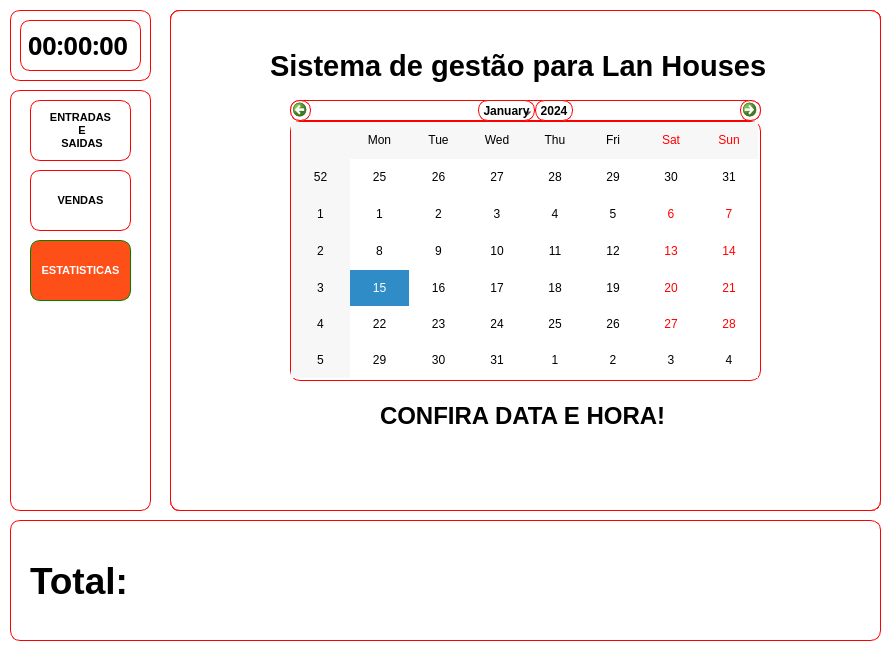
Above: view/telaSistema.ui from WalterSilva5/gestao-de-lan-house before the change. Below: the same form after it.
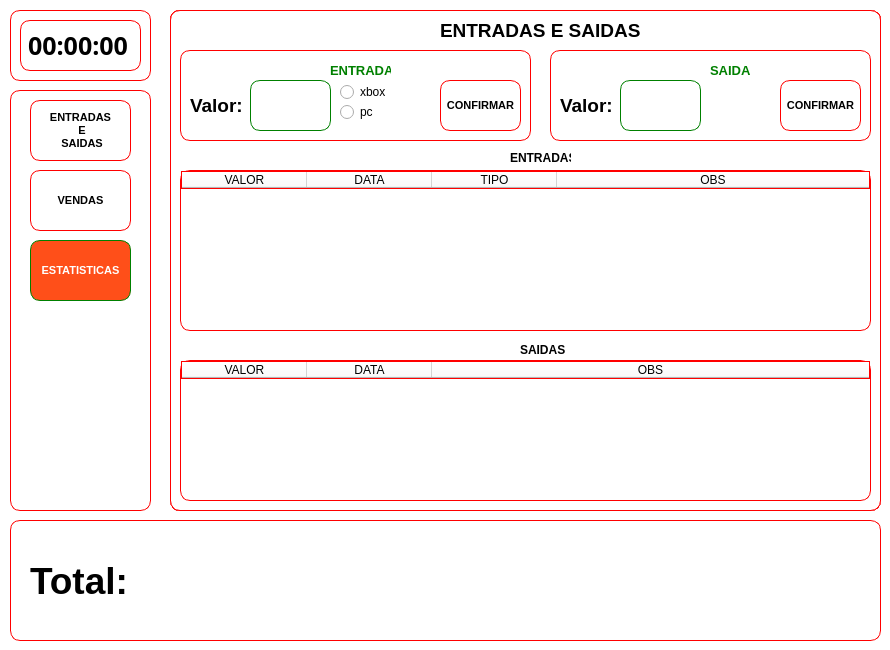
That is the form after the change.

Commit message: listagem de entradas finalizada

The edit to the form file:
```diff
--- a/view/telaSistema.ui
+++ b/view/telaSistema.ui
@@ -497,14 +497,157 @@
       <string>ENTRADAS E SAIDAS</string>
      </property>
     </widget>
-    <widget class="QTableWidget" name="tableWidget">
+    <widget class="QTableWidget" name="tabelaEntradas">
      <property name="geometry">
       <rect>
        <x>10</x>
+       <y>160</y>
+       <width>691</width>
+       <height>161</height>
+      </rect>
+     </property>
+     <property name="minimumSize">
+      <size>
+       <width>691</width>
+       <height>0</height>
+      </size>
+     </property>
+     <attribute name="horizontalHeaderVisible">
+      <bool>true</bool>
+     </attribute>
+     <attribute name="horizontalHeaderCascadingSectionResizes">
+      <bool>true</bool>
+     </attribute>
+     <attribute name="horizontalHeaderDefaultSectionSize">
+      <number>125</number>
+     </attribute>
+     <attribute name="horizontalHeaderHighlightSections">
+      <bool>true</bool>
+     </attribute>
+     <attribute name="horizontalHeaderShowSortIndicator" stdset="0">
+      <bool>true</bool>
+     </attribute>
+     <attribute name="horizontalHeaderStretchLastSection">
+      <bool>true</bool>
+     </attribute>
+     <attribute name="verticalHeaderCascadingSectionResizes">
+      <bool>true</bool>
+     </attribute>
+     <column>
+      <property name="text">
+       <string>VALOR</string>
+      </property>
+     </column>
+     <column>
+      <property name="text">
+       <string>DATA</string>
+      </property>
+     </column>
+     <column>
+      <property name="text">
+       <string>TIPO</string>
+      </property>
+     </column>
+     <column>
+      <property name="text">
+       <string>OBS</string>
+      </property>
+     </column>
+    </widget>
+    <widget class="QTableWidget" name="tabelaSaidas">
+     <property name="geometry">
+      <rect>
+       <x>10</x>
+       <y>350</y>
+       <width>691</width>
+       <height>141</height>
+      </rect>
+     </property>
+     <property name="minimumSize">
+      <size>
+       <width>691</width>
+       <height>0</height>
+      </size>
+     </property>
+     <attribute name="horizontalHeaderVisible">
+      <bool>true</bool>
+     </attribute>
+     <attribute name="horizontalHeaderCascadingSectionResizes">
+      <bool>true</bool>
+     </attribute>
+     <attribute name="horizontalHeaderDefaultSectionSize">
+      <number>125</number>
+     </attribute>
+     <attribute name="horizontalHeaderHighlightSections">
+      <bool>true</bool>
+     </attribute>
+     <attribute name="horizontalHeaderShowSortIndicator" stdset="0">
+      <bool>true</bool>
+     </attribute>
+     <attribute name="horizontalHeaderStretchLastSection">
+      <bool>true</bool>
+     </attribute>
+     <attribute name="verticalHeaderCascadingSectionResizes">
+      <bool>true</bool>
+     </attribute>
+     <column>
+      <property name="text">
+       <string>VALOR</string>
+      </property>
+     </column>
+     <column>
+      <property name="text">
+       <string>DATA</string>
+      </property>
+     </column>
+     <column>
+      <property name="text">
+       <string>OBS</string>
+      </property>
+     </column>
+    </widget>
+    <widget class="QLabel" name="label">
+     <property name="geometry">
+      <rect>
+       <x>340</x>
        <y>140</y>
-       <width>691</width>
-       <height>351</height>
+       <width>61</width>
+       <height>16</height>
       </rect>
+     </property>
+     <property name="font">
+      <font>
+       <weight>75</weight>
+       <bold>true</bold>
+      </font>
+     </property>
+     <property name="styleSheet">
+      <string notr="true">border: none;</string>
+     </property>
+     <property name="text">
+      <string>ENTRADAS</string>
+     </property>
+    </widget>
+    <widget class="QLabel" name="label_2">
+     <property name="geometry">
+      <rect>
+       <x>350</x>
+       <y>330</y>
+       <width>51</width>
+       <height>20</height>
+      </rect>
+     </property>
+     <property name="font">
+      <font>
+       <weight>75</weight>
+       <bold>true</bold>
+      </font>
+     </property>
+     <property name="styleSheet">
+      <string notr="true">border: none;</string>
+     </property>
+     <property name="text">
+      <string>SAIDAS</string>
      </property>
     </widget>
    </widget>
@@ -919,11 +1062,14 @@
       <bool>true</bool>
      </attribute>
      <attribute name="horizontalHeaderDefaultSectionSize">
-      <number>334</number>
+      <number>100</number>
      </attribute>
      <attribute name="horizontalHeaderShowSortIndicator" stdset="0">
       <bool>false</bool>
      </attribute>
+     <attribute name="horizontalHeaderStretchLastSection">
+      <bool>true</bool>
+     </attribute>
      <column>
       <property name="text">
        <string>VALOR</string>
@@ -1080,9 +1226,9 @@
    <zorder>frameBotoesLaterais</zorder>
    <zorder>frameResumoDia</zorder>
    <zorder>frameEstatisticas</zorder>
-   <zorder>frameEntradasESaidas</zorder>
-   <zorder>frameVendas</zorder>
    <zorder>frameInicial</zorder>
+   <zorder>frameVendas</zorder>
+   <zorder>frameEntradasESaidas</zorder>
   </widget>
  </widget>
  <resources>
```
The commit also changes 10 other files.
